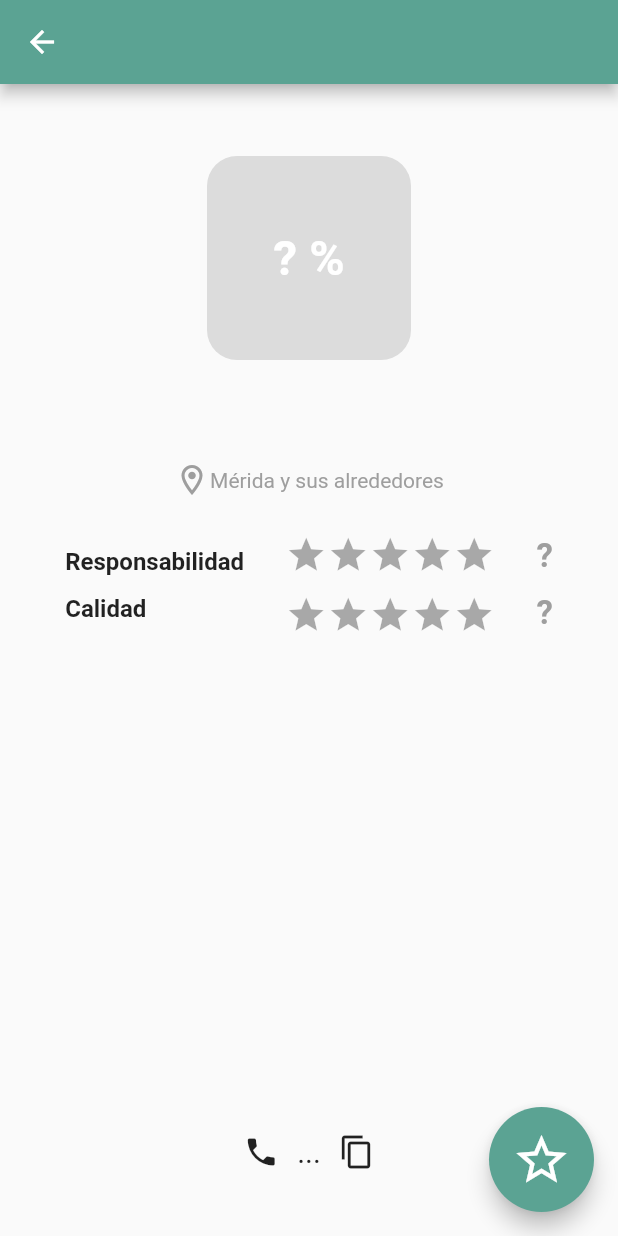
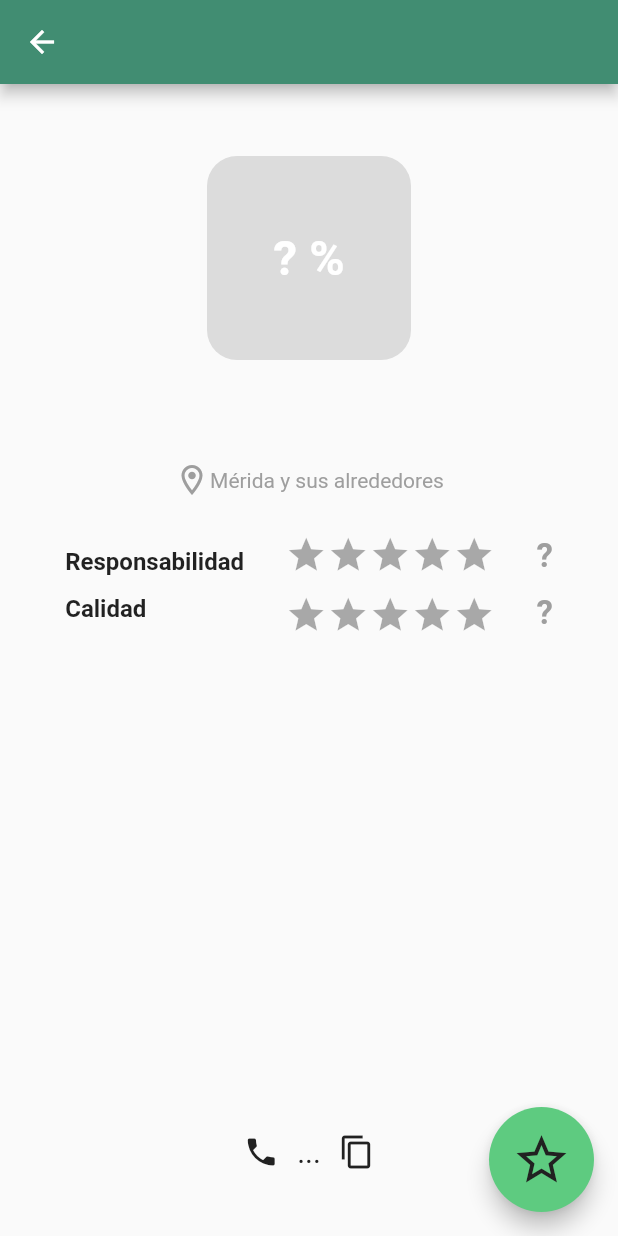
Before and after one commit to tomasbaran/gapi, a Flutter app: the WorkersDetailScreen screen opened directly with empty values, on a phone screen of 412 x 824 dp. Run offline on Flutter 3.47's test engine with Material 2 defaults, Android fonts, the light colour scheme and no system bars; drawn by our look-alikes of flutter_rating_bar; our stand-ins replace firebase_core, firebase_database, flutter_multi_formatter, intl_phone_number_input; accounts and stored records are empty.

Commit message:
Kickstarter color palette

```diff
--- a/lib/screens/worker_detail_screen.dart
+++ b/lib/screens/worker_detail_screen.dart
@@ -70,10 +70,11 @@ class _WorkersDetailScreenState extends State<WorkersDetailScreen> {
         width: 70,
         height: 70,
         child: FloatingActionButton(
-          backgroundColor: Theme.of(context).primaryColor,
+          backgroundColor: kPrimaryColor2,
           child: Icon(
             Icons.star_border,
             size: 40,
+            color: kColorAlmostBlack,
           ),
           onPressed: () => showModalBottomSheet(
             isScrollControlled: true,
@@ -118,7 +119,7 @@ class _WorkersDetailScreenState extends State<WorkersDetailScreen> {
                 ),
                 Text(
                   widget.workerName,
-                  style: TextStyle(fontSize: 24, fontWeight: FontWeight.bold),
+                  style: TextStyle(fontSize: 24, fontWeight: FontWeight.bold, color: kColorAlmostBlack),
                   textAlign: TextAlign.center,
                 ),
                 const SizedBox(height: 8),
@@ -189,15 +190,18 @@ class _WorkersDetailScreenState extends State<WorkersDetailScreen> {
                     });
                   },
                   child: Row(mainAxisAlignment: MainAxisAlignment.center, children: [
-                    Icon(Icons.phone),
+                    Icon(
+                      Icons.phone,
+                      color: kColorAlmostBlack,
+                    ),
                     SizedBox(width: 12),
                     Text(
                       parsedPhoneNumber,
                       // widget.phoneNumber,
-                      style: TextStyle(fontSize: 20),
+                      style: TextStyle(fontSize: 20, color: kColorAlmostBlack),
                     ),
                     SizedBox(width: 12),
-                    Icon(Icons.copy),
+                    Icon(Icons.copy, color: kColorAlmostBlack),
                   ]),
                 ),
               ),
--- a/lib/screens/workers_list_screen.dart
+++ b/lib/screens/workers_list_screen.dart
@@ -7,6 +7,7 @@ import 'package:gapi/model/my_globals.dart';
 import 'package:gapi/theme/constants.dart';
 import 'package:gapi/screens/add_worker_screen.dart';
 import 'package:gapi/model/worker.dart';
+import 'package:gapi/theme/style_constants.dart';
 import 'package:gapi/widgets/bottom_black_button.dart';
 import 'package:gapi/widgets/worker_container.dart';
 import 'package:firebase_database/firebase_database.dart';
@@ -72,10 +73,11 @@ class _WorkersListScreenState extends State<WorkersListScreen> {
         width: 70,
         height: 70,
         child: FloatingActionButton(
-          backgroundColor: Theme.of(context).primaryColor,
+          backgroundColor: kPrimaryColor2,
           child: Icon(
             Icons.add,
             size: 40,
+            color: kColorAlmostBlack,
           ),
           onPressed: () => showModalBottomSheet(
             isScrollControlled: true,
--- a/lib/theme/style_constants.dart
+++ b/lib/theme/style_constants.dart
@@ -1,10 +1,15 @@
 import 'package:flutter/material.dart';
 
 // colors
-const Color kPrimaryColor1 = Color.fromARGB(255, 91, 163, 147);
-const Color kPrimaryColorLight = Color.fromARGB(18, 91, 163, 147);
+// const Color kPrimaryColor1 = Color.fromARGB(255, 91, 163, 147);
+const Color kPrimaryColor2 = Color(0xFF5ECB80);
+const Color kPrimaryColor1 = Color(0xFF418D72);
+Color kPrimaryColorLight = Color(0xFF418D72).withOpacity(0.04);
 const Color kColorRed = Color(0xFFD09999);
 const Color kColorGreen = Color(0xFF9DBDBB);
+const Color kColorLightGrey = Color(0xFFF0F0F0);
+const Color kColorDarkGrey = Color(0xFF666467);
+const Color kColorAlmostBlack = Color(0xFF212121);
 
 // worker_detail_screen.dart
 const TextStyle tsReviewCategory = TextStyle(fontSize: 16, fontWeight: FontWeight.bold);
--- a/lib/widgets/bottom_black_button.dart
+++ b/lib/widgets/bottom_black_button.dart
@@ -1,4 +1,5 @@
 import 'package:flutter/material.dart';
+import 'package:gapi/theme/style_constants.dart';
 
 class BottomButton extends StatelessWidget {
   BottomButton({
@@ -17,12 +18,12 @@ class BottomButton extends StatelessWidget {
           padding: const EdgeInsets.only(top: 15),
           height: 50,
           width: double.infinity,
-          color: Theme.of(context).primaryColor,
+          color: kColorAlmostBlack,
           child: Align(
             alignment: Alignment.topCenter,
             child: Text(
               title,
-              style: TextStyle(color: Colors.white),
+              style: TextStyle(color: kColorLightGrey),
             ),
           ),
         ),
--- a/lib/widgets/worker_container.dart
+++ b/lib/widgets/worker_container.dart
@@ -28,7 +28,7 @@ class WorkerContainer extends StatelessWidget {
           margin: EdgeInsets.symmetric(horizontal: 16, vertical: 8),
           padding: const EdgeInsets.all(16),
           decoration: BoxDecoration(
-            color: kPrimaryColorLight,
+            color: kColorLightGrey,
             borderRadius: const BorderRadius.all(Radius.circular(12)),
           ),
           child: MouseRegion(
@@ -41,7 +41,7 @@ class WorkerContainer extends StatelessWidget {
                   children: [
                     Text(
                       workerName,
-                      style: TextStyle(fontWeight: FontWeight.bold, fontSize: 18),
+                      style: TextStyle(fontWeight: FontWeight.bold, fontSize: 18, color: kColorAlmostBlack),
                     ),
                     Text('calificaciones: 0'),
                     Text('reseñas: 0'),
```
Also changed, not shown: lib/screens/add_review_screen.dart (+11 -1 lines), lib/screens/add_worker_screen.dart (+6 -1 lines), 1 other file.
